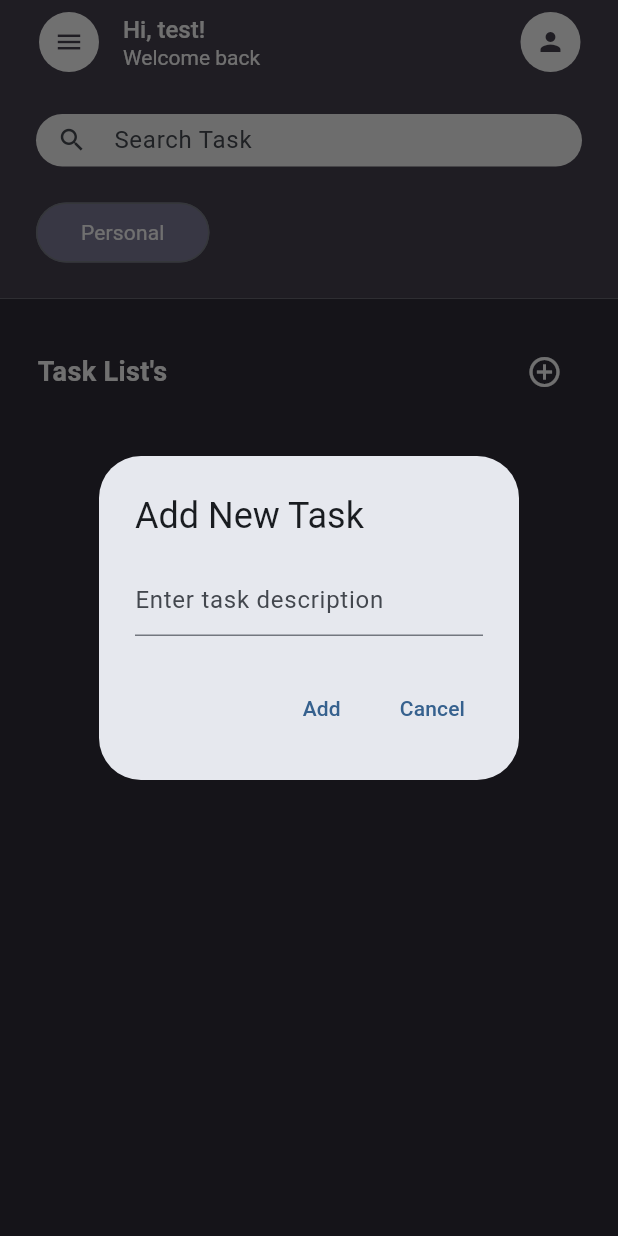
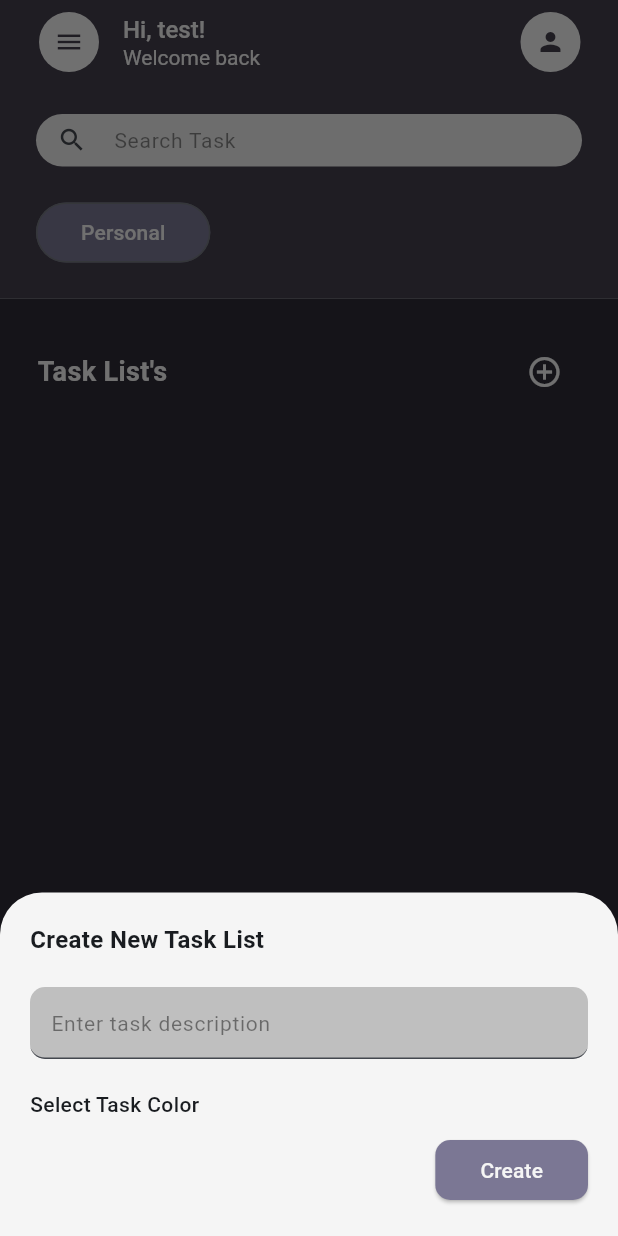
Before and after one commit to brianashari18/listify-todolist-app-frontend, a Flutter app: the screen it shows after launch, after a tap on the "add circle outline" icon, on a phone screen of 412 x 824 dp. Run offline on Flutter 3.47's test engine with Material 3 defaults, Android fonts, the phone set to English and light mode, and no system bars; our stand-ins replace carousel_slider, flutter_colorpicker, google_sign_in.

Commit message:
homepage personal

```diff
--- a/lib/mainSub.dart
+++ /dev/null
@@ -1,18 +0,0 @@
-import 'package:flutter/material.dart';
-import 'package:listify/screens/subtask.dart'; // Import file subtask.dart
-
-void main() {
-  runApp(const MyApp());
-}
-
-class MyApp extends StatelessWidget {
-  const MyApp({Key? key}) : super(key: key);
-
-  @override
-  Widget build(BuildContext context) {
-    return MaterialApp(
-      debugShowCheckedModeBanner: false,
-      home: SubTask(), // Panggil kelas SubTask dari file subtask.dart
-    );
-  }
-}
--- a/lib/screens/homepagePersonal_screen.dart
+++ b/lib/screens/homepagePersonal_screen.dart
@@ -1,4 +1,5 @@
 import 'package:flutter/material.dart';
+import 'package:flutter_colorpicker/flutter_colorpicker.dart';
 import 'package:listify/screens/homepageWorkspace_screen.dart';
 import 'package:listify/widgets/task_widget.dart';
 import '../models/user_model.dart';
@@ -13,44 +14,125 @@ class HomePagePersonal extends StatefulWidget {
 }
 
 class _HomePagePersonalState extends State<HomePagePersonal> {
+  final TextEditingController _taskController = TextEditingController();
   List<String> tasks = [];
+  Color selectedColor = const Color.fromRGBO(123, 119, 148, 1);
+
+  @override
+  void dispose() {
+    _taskController.dispose();
+    super.dispose();
+  }
 
   void addTask() {
+    showModalBottomSheet(
+      context: context,
+      isScrollControlled: true, // Makes the bottom sheet dynamic
+      backgroundColor: const Color.fromRGBO(245, 245, 245, 1),
+      builder: (BuildContext context) {
+        return Padding(
+          padding: const EdgeInsets.all(20), // Padding around bottom sheet
+          child: Column(
+            crossAxisAlignment: CrossAxisAlignment.start,
+            mainAxisSize: MainAxisSize.min,
+            children: [
+              const Text(
+                "Create New Task List",
+                style: TextStyle(
+                  fontSize: 16,
+                  fontWeight: FontWeight.bold,
+                ),
+              ),
+              const SizedBox(height: 20),
+              TextField(
+                controller: _taskController,
+                decoration: InputDecoration(
+                  hintText: "Enter task description",
+                  hintStyle: const TextStyle(
+                    fontSize: 14,
+                    color: Colors.black45,
+                  ),
+                  border: UnderlineInputBorder(
+                    borderRadius: BorderRadius.circular(10),
+                  ),
+                  contentPadding: const EdgeInsets.symmetric(vertical: 10, horizontal: 10),
+                  filled: true,
+                  fillColor: const Color.fromRGBO(191, 191, 191, 1),
+                ),
+              ),
+              const SizedBox(height: 20),
+              const Text(
+                "Select Task Color",
+                style: TextStyle(
+                  fontSize: 14,
+                  fontWeight: FontWeight.w500,
+                ),
+              ),
+              const SizedBox(height: 10),
+              Row(
+                mainAxisAlignment: MainAxisAlignment.end,
+                children: [
+                  ElevatedButton(
+                    onPressed: () {
+                      if (_taskController.text.isNotEmpty) {
+                        setState(() {
+                          // Add task text and selected color to list
+                          tasks.add(_taskController.text);
+                          _taskController.text = ''; // Clear the text field
+                        });
+                      }
+                      Navigator.of(context).pop(); // Close the bottom sheet
+                    },
+                    style: ElevatedButton.styleFrom(
+                      backgroundColor: const Color.fromRGBO(123, 119, 148, 1),
+                      foregroundColor: const Color.fromRGBO(245, 245, 245, 1),
+                      shape: RoundedRectangleBorder(
+                        borderRadius: BorderRadius.circular(10),
+                      ),
+                      padding: const EdgeInsets.symmetric(vertical: 10, horizontal: 30),
+                    ),
+                    child: const Text("Create"),
+                  ),
+                ],
+              ),
+            ],
+          ),
+        );
+      },
+    );
+  }
+
+  void _colorOption() {
     showDialog(
       context: context,
       builder: (BuildContext context) {
-          TextEditingController taskController = TextEditingController();
-
         return AlertDialog(
-            title: const Text("Add New Task"),
-            content: TextField(
-              controller: taskController,
-              decoration: const InputDecoration(
-                  hintText: "Enter task description"),
+          title: Text('Pick a Color'),
+          content: SingleChildScrollView(
+            child: ColorPicker(
+              pickerColor: selectedColor,
+              onColorChanged: (color) {
+                setState(() {
+                  selectedColor = color;
+                });
+              },
+              showLabel: true,
+              pickerAreaHeightPercent: 0.8,
+            ),
           ),
           actions: <Widget>[
             TextButton(
               onPressed: () {
-                  if (taskController.text.isNotEmpty) {
-                    setState(() {
-                      tasks.add(taskController.text);
-                    });
-                  }
-                  Navigator.of(context).pop(); // Close the dialog
+                Navigator.of(context).pop();  // Close the color picker dialog
               },
-                child: const Text("Add"),
-              ),
-              TextButton(
-                onPressed: () {
-                  Navigator.of(context).pop(); // Close the dialog
-                },
-                child: const Text("Cancel"),
+              child: Text('Close'),
             ),
           ],
         );
       },
     );
   }
+
 
   @override
   Widget build(BuildContext context) {
@@ -138,6 +220,10 @@ class _HomePagePersonalState extends State<HomePagePersonal> {
                   child: TextField(
                     decoration: InputDecoration(
                       hintText: "Search Task",
+                      hintStyle: const TextStyle(
+                        fontSize: 14,
+                        color: Colors.black45,
+                      ),
                       prefixIcon: const Icon(Icons.search, size: 20),
                       isDense: true,
                       contentPadding: const EdgeInsets.symmetric(vertical: 5, horizontal: 15),
@@ -155,12 +241,11 @@ class _HomePagePersonalState extends State<HomePagePersonal> {
                   child: OutlinedButton(
                     onPressed: () {
                       Navigator.of(context).push(MaterialPageRoute(
-                          builder: (builder) => HomePageWorkspace(user: widget.user)));
-
+                        builder: (builder) => HomePageWorkspace(user: widget.user),
+                      ));
                     },
                     style: ElevatedButton.styleFrom(
-                      backgroundColor: const Color.fromRGBO(
-                          123, 119, 148, 1), // Background color
+                      backgroundColor: const Color.fromRGBO(123, 119, 148, 1),
                       shape: RoundedRectangleBorder(
                         borderRadius: BorderRadius.circular(100),
                       ),
@@ -170,7 +255,7 @@ class _HomePagePersonalState extends State<HomePagePersonal> {
                       'Personal',
                       style: TextStyle(
                         color: Color.fromRGBO(245, 245, 245, 1),
-                        fontWeight: FontWeight.normal,
+                        fontWeight: FontWeight.w500,
                       ),
                     ),
                   ),
@@ -197,7 +282,7 @@ class _HomePagePersonalState extends State<HomePagePersonal> {
                         ),
                       ),
                       IconButton(
-                        onPressed: addTask, // Panggil addTask saat ikon ditekan
+                        onPressed: addTask, // Calls addTask when icon is pressed
                         icon: const Icon(
                           Icons.add_circle_outline,
                           color: Color.fromRGBO(245, 245, 245, 1),
@@ -215,7 +300,7 @@ class _HomePagePersonalState extends State<HomePagePersonal> {
                       ),
                       itemCount: tasks.length,
                       itemBuilder: (context, index) {
-                        return TaskWidget(index: index);
+                        return TaskWidget(text: tasks[index]);
                       },
                     ),
                   ),
--- a/lib/screens/homepageWorkspace_screen.dart
+++ b/lib/screens/homepageWorkspace_screen.dart
@@ -185,7 +185,7 @@ class _HomePageWorkspaceState extends State<HomePageWorkspace> {
                       ),
                       itemCount: tasks.length,
                       itemBuilder: (context, index) {
-                        return TaskWidget(index: index);
+                        return TaskWidget(text: tasks[index]);
                       },
                     ),
                   ),
--- a/lib/screens/register_screen.dart
+++ b/lib/screens/register_screen.dart
@@ -127,7 +127,7 @@ class _RegisterScreenState extends State<RegisterScreen> {
           // Registrasi gagal
           final responseData = jsonDecode(responseInput.body);
           ScaffoldMessenger.of(context).showSnackBar(
-            SnackBar(content: Text("Registrasi Failed")),
+            const SnackBar(content: Text("Registrasi Failed")),
           );
           print("Error: ${responseInput.body}");
         }
--- a/pubspec.yaml
+++ b/pubspec.yaml
@@ -29,6 +29,7 @@ environment:
 # versions available, run `flutter pub outdated`.
 dependencies:
   google_sign_in: ^5.4.0
+  flutter_colorpicker: ^1.1.0
   http: ^1.2.2
   flutter:
     sdk: flutter
```
Also changed, not shown: lib/widgets/task_widget.dart (+13 -11 lines), pubspec.lock. Lines whose indentation alone changed are shown as unchanged.
